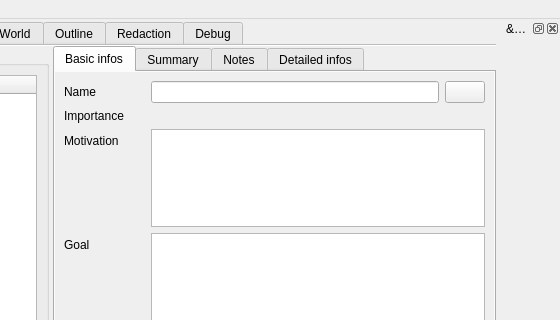
Old version of the form manuskript/ui/mainWindow.ui in the repository olivierkes/manuskript; both pictures show x 552 to 1112 and y 0 to 320 of the 1112 by 808 pixel window.
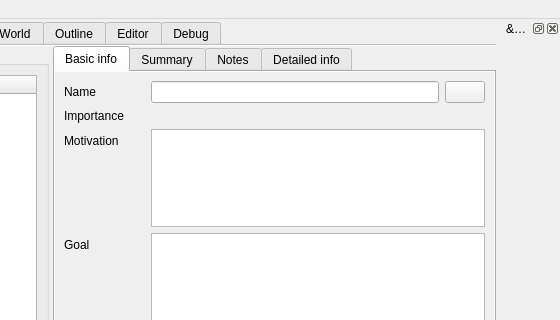
New version of the form. The open tabs and pages were chosen to show the change. Icons and pictures are not drawn. Custom widgets are drawn as their Qt base class.

Commit message: Improving english words: redaction → editor, infos → info. See #53

The edit to the form file:
```diff
--- a/manuskript/ui/mainWindow.ui
+++ b/manuskript/ui/mainWindow.ui
@@ -778,7 +778,7 @@
                </property>
                <widget class="QWidget" name="infos">
                 <attribute name="title">
-                 <string>Basic infos</string>
+                 <string>Basic info</string>
                 </attribute>
                 <layout class="QVBoxLayout" name="verticalLayout_20">
                  <property name="spacing">
@@ -1008,7 +1008,7 @@
                </widget>
                <widget class="QWidget" name="tab_12">
                 <attribute name="title">
-                 <string>Detailed infos</string>
+                 <string>Detailed info</string>
                 </attribute>
                 <layout class="QVBoxLayout" name="verticalLayout_9">
                  <item>
@@ -1834,7 +1834,7 @@
           </widget>
           <widget class="QWidget" name="lytTabRedac">
            <attribute name="title">
-            <string>Redaction</string>
+            <string>Editor</string>
            </attribute>
            <layout class="QVBoxLayout" name="verticalLayout_15">
             <property name="leftMargin">
```
Left out of the diff: 10 changed lines with no effect on the pictures. The commit also changes 10 other files.
